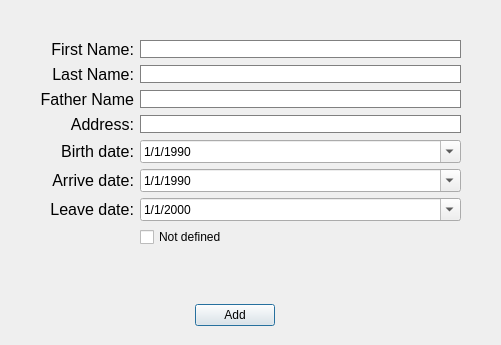
This is new_patient.ui in RuslanArkh/PatientsApp as Qt 5 draws it before an edit. The edited form follows.
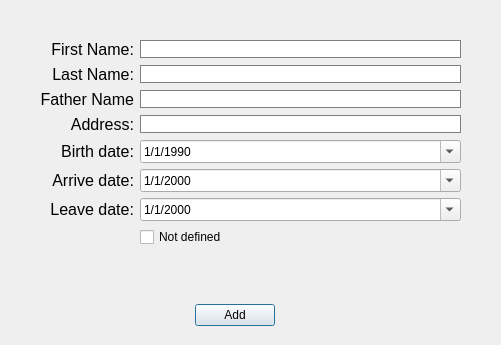
This is the edited form.

What changed in the file:
```diff
--- a/new_patient.ui
+++ b/new_patient.ui
@@ -164,7 +164,7 @@
         <hour>0</hour>
         <minute>0</minute>
         <second>0</second>
-        <year>1990</year>
+        <year>2000</year>
         <month>1</month>
         <day>1</day>
        </datetime>
```
